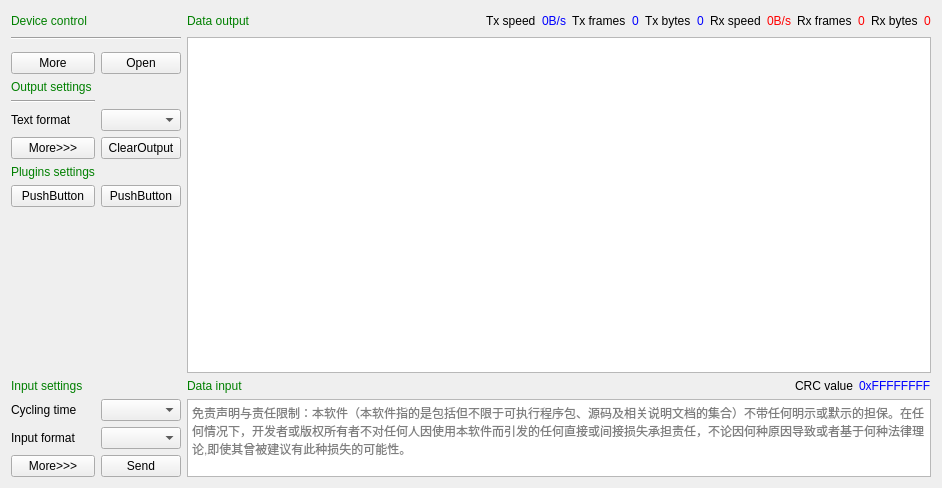
Qt form src/debuggers/debugger/SAKDebugger.ui (x-tools-author/x-tools) before a commit.
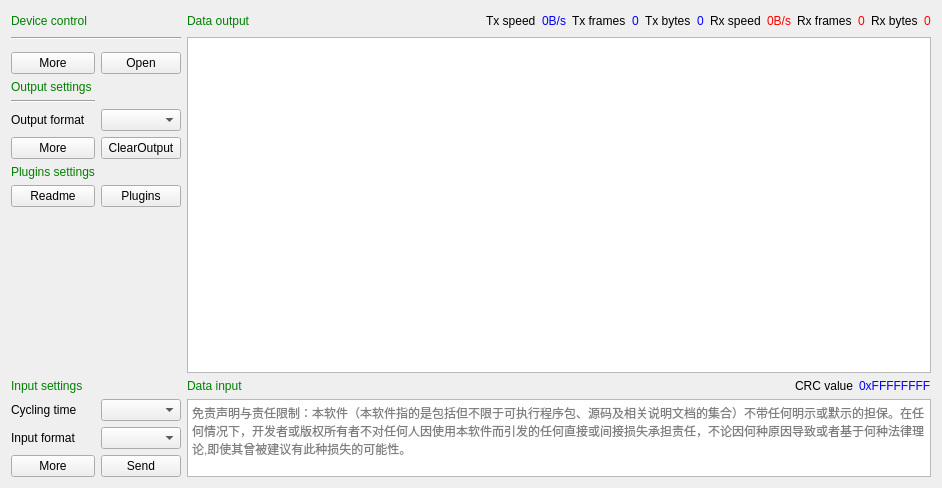
The same form after that commit.

```diff
--- a/src/debuggers/debugger/SAKDebugger.ui
+++ b/src/debuggers/debugger/SAKDebugger.ui
@@ -85,7 +85,7 @@
    <item row="9" column="1">
     <widget class="QPushButton" name="pushButton_2">
      <property name="text">
-      <string>PushButton</string>
+      <string>Plugins</string>
      </property>
     </widget>
    </item>
@@ -383,7 +383,7 @@
    <item row="9" column="0">
     <widget class="QPushButton" name="pushButton">
      <property name="text">
-      <string>PushButton</string>
+      <string>Readme</string>
      </property>
     </widget>
    </item>
@@ -397,7 +397,7 @@
    <item row="6" column="0">
     <widget class="QLabel" name="label_12">
      <property name="text">
-      <string>Text format</string>
+      <string>Output format</string>
      </property>
     </widget>
    </item>
@@ -438,14 +438,14 @@
    <item row="14" column="0">
     <widget class="QPushButton" name="moreInputSettingsPushButton">
      <property name="text">
-      <string>More&gt;&gt;&gt;</string>
+      <string>More</string>
      </property>
     </widget>
    </item>
    <item row="7" column="0">
     <widget class="QPushButton" name="moreOutputSettingsPushButton">
      <property name="text">
-      <string>More&gt;&gt;&gt;</string>
+      <string>More</string>
      </property>
     </widget>
    </item>
```
Left out of the diff: 4 changed lines with no effect on the pictures.
